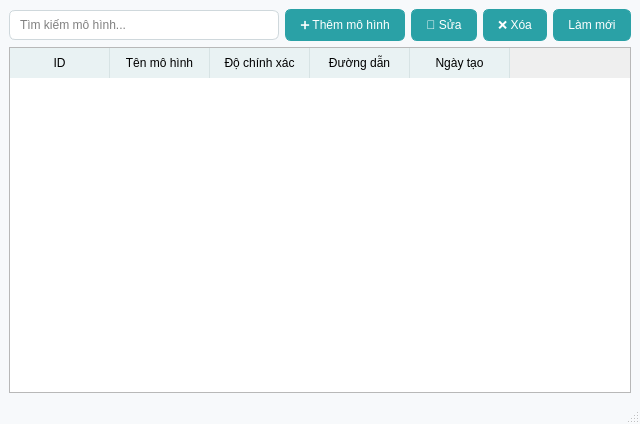
Old version of the form final_ml/ui/ui_admin_model_management.ui in the repository bichnga1845/MLBA_FinalProjectt.
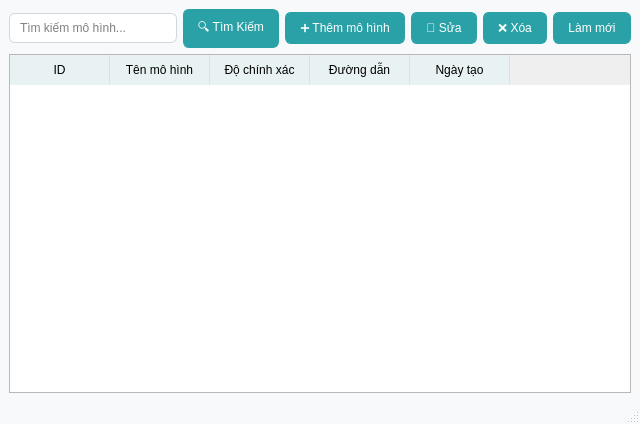
New version of the form.

Commit message: model management done

```diff
--- a/final_ml/ui/ui_admin_model_management.ui
+++ b/final_ml/ui/ui_admin_model_management.ui
@@ -40,6 +40,13 @@
         </property>
        </widget>
       </item>
+      <item>
+       <widget class="QPushButton" name="btnSearchModel">
+        <property name="text">
+         <string>🔍 Tìm Kiếm</string>
+        </property>
+       </widget>
+      </item>
       <item>
        <widget class="QPushButton" name="btnAddModel">
         <property name="text">
```
The commit also changes 8 other files.
